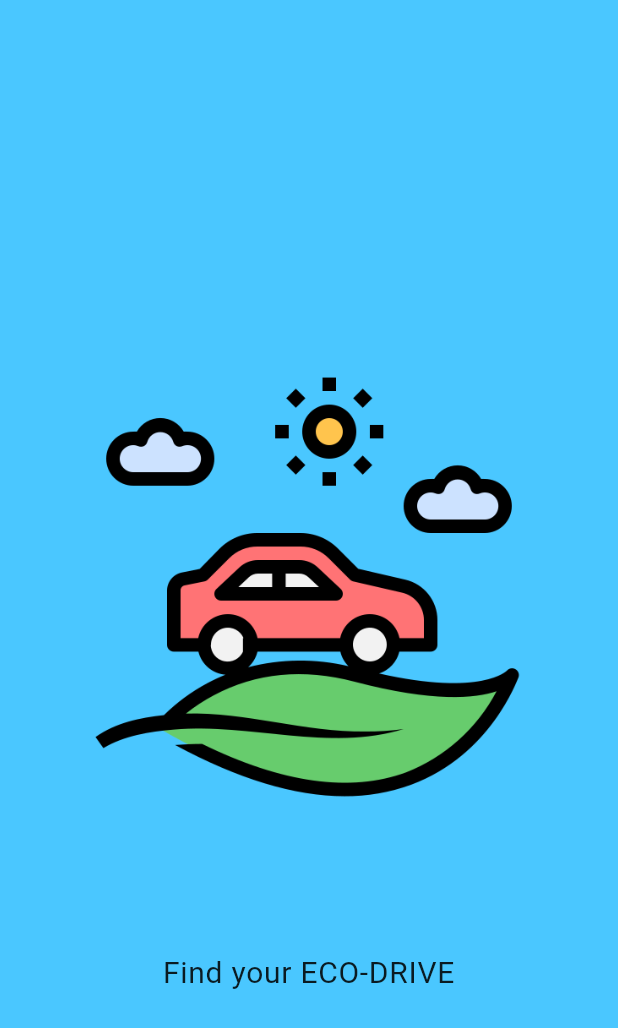
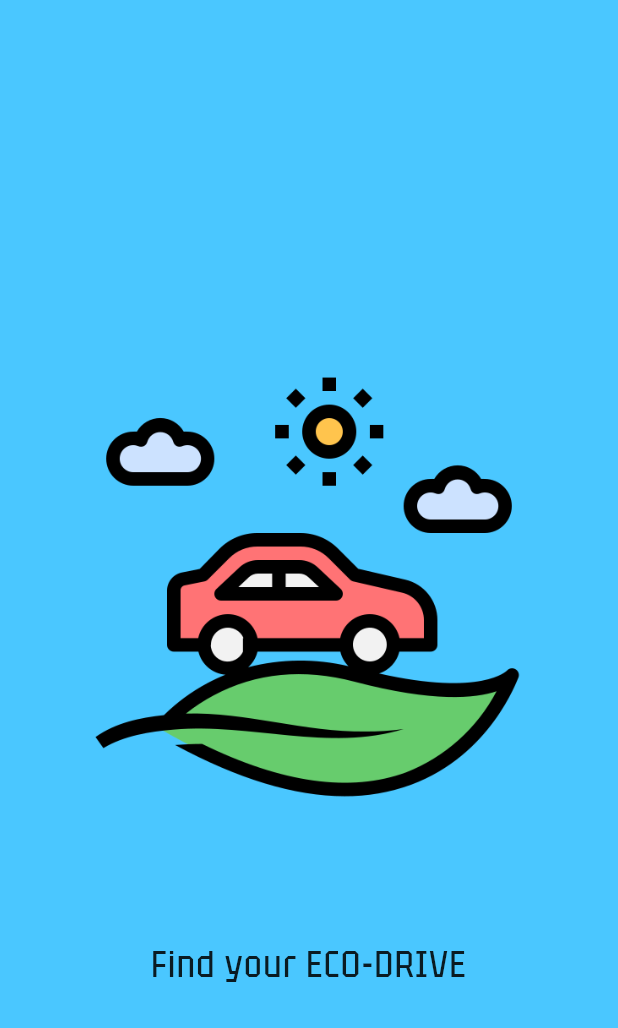
Before and after one commit to arshadali-15/EcoDrive, a Flutter app: the SplashScreen screen opened directly, on a phone screen of 412 x 824 dp. Shown: the top 1028 px of the screen. Run offline on Flutter 3.47's test engine with Material 2 defaults, Android fonts, the light colour scheme and no system bars; our stand-ins replace cloud_firestore, firebase_core; accounts and stored records are empty.

Commit message:
Second Commit

```diff
--- a/lib/screens/splashScreen.dart
+++ b/lib/screens/splashScreen.dart
@@ -39,7 +39,6 @@ class _SplashScreenState extends State<SplashScreen> with SingleTickerProviderSt
 
     return Scaffold(
       backgroundColor: Colors.lightBlueAccent.withOpacity(_animationController.value),
-      appBar: null,
       //body
       body: Stack(children: [
         //app logo
@@ -58,7 +57,8 @@ class _SplashScreenState extends State<SplashScreen> with SingleTickerProviderSt
             child: const Text('Find your ECO-DRIVE',
                 textAlign: TextAlign.center,
                 style: TextStyle(
-                    fontSize: 20, color: Colors.black87, letterSpacing: .5))),
+                  fontFamily:'Tektur',
+                    fontSize: 25, color: Colors.black87, letterSpacing: 1))),
       ]),
     );
   }
--- a/lib/widgets/vehicle_list_widget.dart
+++ b/lib/widgets/vehicle_list_widget.dart
@@ -26,7 +26,7 @@ class VehicleListWiget extends StatelessWidget {
                     Column(
                       crossAxisAlignment: CrossAxisAlignment.start,
                       children: [
-                        Text(vehicle.name,style: TextStyle(fontSize: 20 ,fontWeight: FontWeight.w600),),
+                        Text(vehicle.name,style: TextStyle(fontSize: 20,fontWeight: FontWeight.w600),),
                         SizedBox(height: 5,),
                         Text("Year :${vehicle.age}",style: TextStyle(fontSize: 15 ,fontWeight: FontWeight.w500)),
                         SizedBox(height: 5,),
```
Also changed, not shown: lib/screens/homeScreen.dart (+8 -8 lines), pubspec.yaml (+4 -6 lines), assets/fonts/Tektur_SemiCondensed-Regular.ttf (added).
